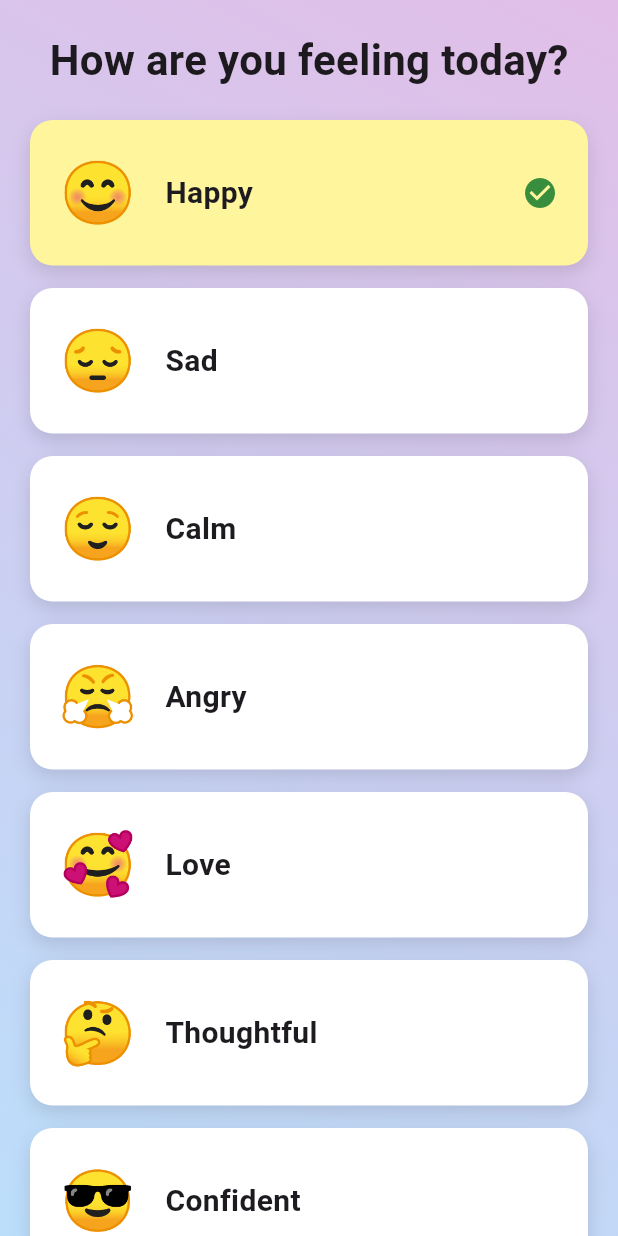
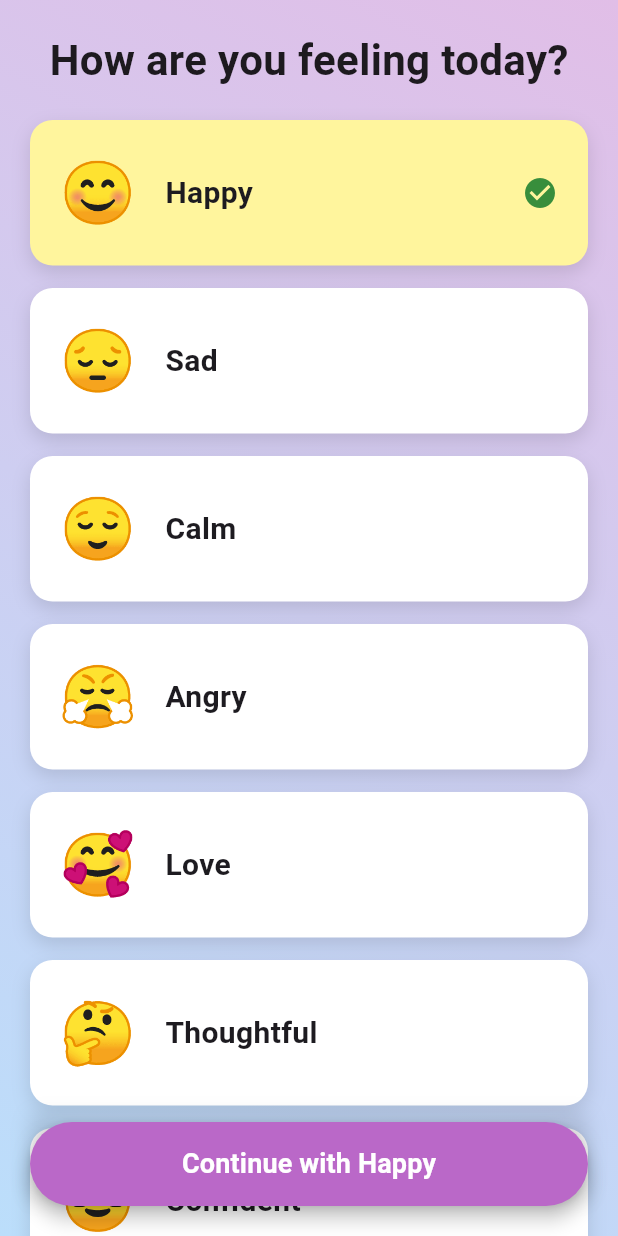
Before and after one commit to Fathir2001/Inspirella, a Flutter app: the NextPage screen opened directly, after a tap on "Happy", on a phone screen of 412 x 824 dp. Run offline on Flutter 3.47's test engine with Material 3 defaults, Android fonts, the phone set to English and light mode, and no system bars; our stand-ins replace animated_text_kit, card_swiper, flutter_dotenv; network calls fail.

```diff
--- a/Front-End/lib/Intro Pages/NextPage.dart
+++ b/Front-End/lib/Intro Pages/NextPage.dart
@@ -77,10 +77,14 @@ class _NextPageState extends State<NextPage> {
           ),
         ),
         child: SafeArea(
-          child: SingleChildScrollView(
+          child: Stack(
+            children: [
+              SingleChildScrollView(
                 physics: AlwaysScrollableScrollPhysics(),
                 child: Padding(
-              padding: EdgeInsets.only(bottom: MediaQuery.of(context).padding.bottom),
+                  padding: EdgeInsets.only(
+                    bottom: MediaQuery.of(context).padding.bottom + 100, // Extra space for button
+                  ),
                   child: Column(
                     children: [
                       Padding(
@@ -94,9 +98,8 @@ class _NextPageState extends State<NextPage> {
                           ),
                         ),
                       ),
-                  Container(
+                      ListView.builder(
                         padding: EdgeInsets.symmetric(horizontal: 20),
-                    child: ListView.builder(
                         physics: NeverScrollableScrollPhysics(),
                         shrinkWrap: true,
                         itemCount: moods.length,
@@ -160,37 +163,56 @@ class _NextPageState extends State<NextPage> {
                           );
                         },
                       ),
+                    ],
                   ),
-                  Padding(
-                    padding: EdgeInsets.all(20),
+                ),
+              ),
+              Positioned(
+                left: 20,
+                right: 20,
+                bottom: 20,
                 child: AnimatedOpacity(
                   duration: Duration(milliseconds: 300),
                   opacity: selectedMoodIndex != -1 ? 1.0 : 0.0,
+                  child: Container(
+                    decoration: BoxDecoration(
+                      boxShadow: [
+                        BoxShadow(
+                          color: Colors.black12,
+                          blurRadius: 10,
+                          offset: Offset(0, -5),
+                        ),
+                      ],
+                    ),
                     child: ElevatedButton(
                       onPressed: selectedMoodIndex != -1
                           ? () {
                               Navigator.pushReplacement(
                                 context,
                                 MaterialPageRoute(
-                                    builder: (context) => HomePage(
-                                        mood: moods[selectedMoodIndex]['mood']),
+                                  builder: (context) =>
+                                      HomePage(mood: moods[selectedMoodIndex]['mood']),
                                 ),
                               );
                             }
                           : null,
                       style: ElevatedButton.styleFrom(
                         backgroundColor: Colors.purple.shade300,
-                          padding: EdgeInsets.symmetric(
-                              horizontal: 40, vertical: 15),
+                        padding: EdgeInsets.symmetric(vertical: 15),
                         shape: RoundedRectangleBorder(
                           borderRadius: BorderRadius.circular(30),
                         ),
+                        elevation: 5,
                       ),
                       child: Text(
-                          'Continue',
+                        selectedMoodIndex != -1
+                            ? 'Continue with ${moods[selectedMoodIndex]['mood']}'
+                            : 'Select a mood',
                         style: TextStyle(
                           fontSize: 18,
                           color: Colors.white,
+                          fontWeight: FontWeight.bold,
+                        ),
                       ),
                     ),
                   ),
@@ -200,8 +222,6 @@ class _NextPageState extends State<NextPage> {
           ),
         ),
       ),
-        ),
-      ),
     );
   }
 }
--- a/Front-End/lib/main.dart
+++ b/Front-End/lib/main.dart
@@ -1,7 +1,10 @@
+// main.dart
 import 'package:flutter/material.dart';
+import 'package:flutter_dotenv/flutter_dotenv.dart';
 import './Intro Pages/StartPage.dart';
 
-void main() {
+Future<void> main() async {
+  await dotenv.load(fileName: ".env");
   runApp(MyApp());
 }
 
--- a/Front-End/pubspec.yaml
+++ b/Front-End/pubspec.yaml
@@ -37,6 +37,8 @@ dependencies:
   cupertino_icons: ^1.0.6
   animated_text_kit: ^4.2.2
   card_swiper: ^3.0.1
+  http: ^1.2.2
+  flutter_dotenv: ^5.1.0
 
 dev_dependencies:
   flutter_test:
@@ -57,6 +59,7 @@ flutter:
   uses-material-design: true
 
   assets:
+    - .env
     - assets/quotes.json
   #   - images/a_dot_ham.jpeg
 
```
Also changed, not shown: Front-End/lib/pages/HomePage.dart (+45 -8 lines), Front-End/pubspec.lock, 1 other file. Lines whose indentation alone changed are shown as unchanged.
